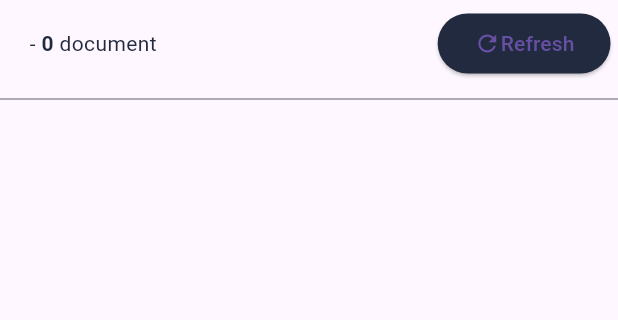
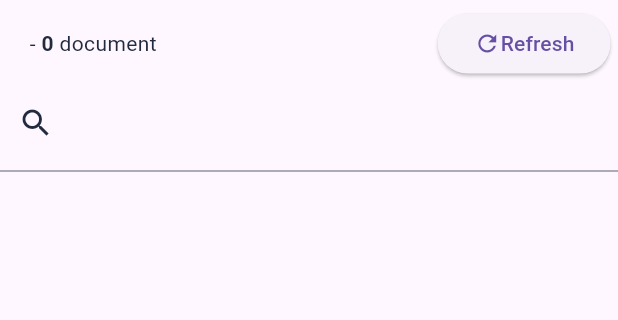
Before and after one commit to theophile-br/hive_viewer, a Flutter app: the BoxExplorerWidget widget shown alone on an empty page, opened directly, on a phone screen of 412 x 824 dp, the part 30-350 px from its top. Run offline on Flutter 3.47's test engine with Material 3 defaults, Android fonts, the phone set to English and light mode, and no system bars; our stand-ins replace file_picker, hive, package_info_plus; accounts and stored records are empty.

Commit message:
Search field Added on boxe and data result

```diff
--- a/lib/widgets/box_explorer.widget.dart
+++ b/lib/widgets/box_explorer.widget.dart
@@ -1,12 +1,6 @@
-import 'dart:convert';
-
 import 'package:flutter/material.dart';
-import 'package:flutter/services.dart';
-import 'package:flutter/src/widgets/container.dart';
-import 'package:flutter/src/widgets/framework.dart';
-import 'package:hive/hive.dart';
+import 'package:hive_viewer/services/app.service.dart';
 import 'package:hive_viewer/services/hive.service.dart';
-import 'package:hive_viewer/services/app.service.dart';
 import 'package:provider/provider.dart';
 
 import '../json_viewer.dart';
@@ -17,11 +11,15 @@ class BoxExplorerWidget extends StatelessWidget {
   @override
   Widget build(BuildContext context) {
     final datas = context.select(
-      (HiveService value) => value.currentData,
+      (HiveService value) => value.filteredCurrentData,
     );
 
     final currentDataCount = context.select(
       (HiveService value) => value.currentDataCount,
+    );
+
+    final filteredCurrentDataCount = context.select(
+      (HiveService value) => value.filteredCurrentDataCount,
     );
 
     final currentBoxName = context.select(
@@ -80,15 +78,33 @@ class BoxExplorerWidget extends StatelessWidget {
                     " document${currentDataCount != 0 ? "s" : ""}",
                     style:
                         const TextStyle(color: Color.fromRGBO(33, 42, 62, 1)),
-                  )
+                  ),
+                  if (filteredCurrentDataCount != 0) ...[
+                    const Text(
+                      "( ",
+                      style:
+                          const TextStyle(color: Color.fromRGBO(33, 42, 62, 1)),
+                    ),
+                    Text(
+                      filteredCurrentDataCount.toString(),
+                      style: const TextStyle(
+                          fontWeight: FontWeight.bold,
+                          color: Color.fromRGBO(33, 42, 62, 1)),
+                    ),
+                    const Text(
+                      " filtered )",
+                      style:
+                          const TextStyle(color: Color.fromRGBO(33, 42, 62, 1)),
+                    ),
+                  ],
                 ],
               ),
               Padding(
                 padding: EdgeInsets.all(5),
                 child: ElevatedButton(
                     style: ElevatedButton.styleFrom(
-                      primary: Color.fromRGBO(33, 42, 62, 1),
-                    ),
+                        // primary: Color.fromRGBO(33, 42, 62, 1),
+                        ),
                     onPressed: () =>
                         context.read<HiveService>().refreshCollection(),
                     child: Row(
@@ -101,6 +117,18 @@ class BoxExplorerWidget extends StatelessWidget {
                     )),
               )
             ],
+          ),
+          TextField(
+            onChanged: (text) {
+              context.read<HiveService>().dataFiltering(text);
+            },
+            style: const TextStyle(
+                fontWeight: FontWeight.bold,
+                color: Color.fromRGBO(33, 42, 62, 1)),
+            decoration: const InputDecoration(
+                prefixIconColor: Color.fromRGBO(33, 42, 62, 1),
+                border: InputBorder.none,
+                prefixIcon: Icon(Icons.search)),
           ),
           const Divider(color: Color.fromRGBO(33, 42, 62, 0.5)),
           Expanded(
--- a/pubspec.yaml
+++ b/pubspec.yaml
@@ -38,10 +38,10 @@ dependencies:
   cupertino_icons: ^1.0.2
   hive: ^2.2.3
   provider: ^6.0.5
-  file_picker: ^5.2.5
+  file_picker: ^8.0.3
   shared_preferences: ^2.0.20
   path_provider: ^2.0.14
-  package_info_plus: ^3.1.0
+  package_info_plus: ^8.0.0
 
 dev_dependencies:
   flutter_test:
@@ -52,7 +52,7 @@ dev_dependencies:
   # activated in the `analysis_options.yaml` file located at the root of your
   # package. See that file for information about deactivating specific lint
   # rules and activating additional ones.
-  flutter_lints: ^2.0.0
+  flutter_lints: ^4.0.0
 
 # For information on the generic Dart part of this file, see the
 # following page: https://dart.dev/tools/pub/pubspec
```
Also changed, not shown: lib/services/hive.service.dart (+37 -7 lines), lib/widgets/sidesheet.widget.dart (+16 -3 lines), pubspec.lock, 4 other files.
